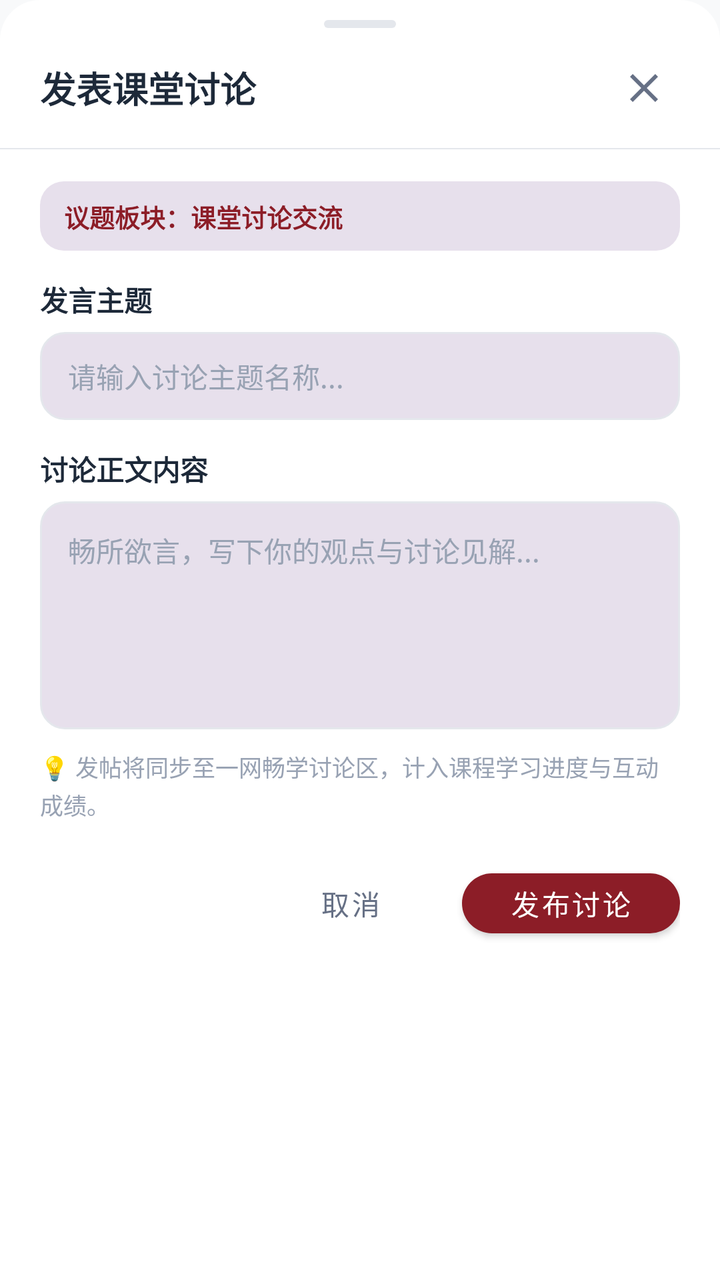
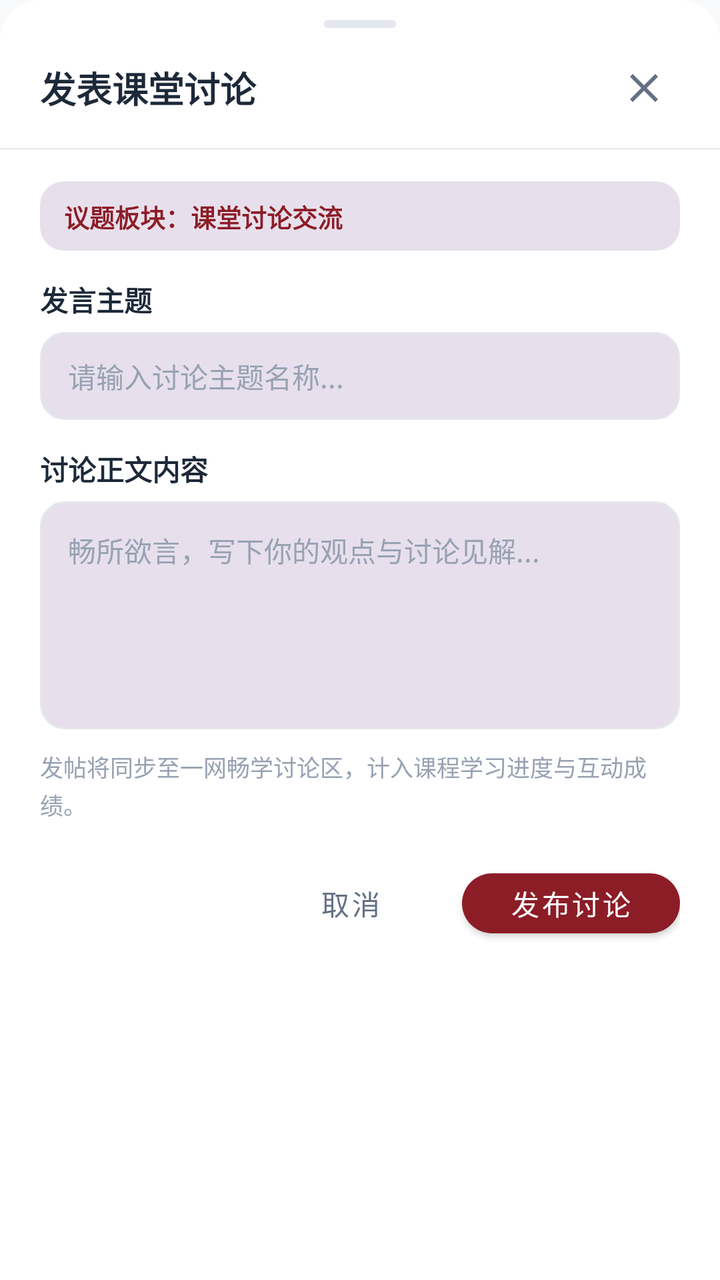

Two renders of the same Android screen: before a commit and after it. Below are the layout's source before the change and the commit's diff.
<!-- AndroidManifest.xml: application theme Theme.UsstJwgl -->
<!-- res/layout/dialog_tronclass_create_topic.xml -->
<?xml version="1.0" encoding="utf-8"?>
<LinearLayout xmlns:android="http://schemas.android.com/apk/res/android"
    xmlns:app="http://schemas.android.com/apk/res-auto"
    xmlns:tools="http://schemas.android.com/tools"
    android:layout_width="match_parent"
    android:layout_height="wrap_content"
    android:orientation="vertical"
    android:background="@drawable/bg_sheet_dialog"
    android:paddingBottom="24dp">

    
    <View
        android:layout_width="36dp"
        android:layout_height="4dp"
        android:layout_gravity="center_horizontal"
        android:layout_marginTop="10dp"
        android:background="@drawable/bg_badge_rounded"
        android:backgroundTint="@color/divider" />

    
    <LinearLayout
        android:layout_width="match_parent"
        android:layout_height="wrap_content"
        android:gravity="center_vertical"
        android:orientation="horizontal"
        android:paddingHorizontal="20dp"
        android:paddingTop="12dp"
        android:paddingBottom="12dp">

        <TextView
            android:id="@+id/tvCreateTopicDialogTitle"
            android:layout_width="0dp"
            android:layout_height="wrap_content"
            android:layout_weight="1"
            android:text="发表课堂讨论"
            android:textColor="@color/text_primary"
            android:textSize="18sp"
            android:textStyle="bold" />

        <ImageButton
            android:id="@+id/btnCreateTopicClose"
            android:layout_width="36dp"
            android:layout_height="36dp"
            android:background="?attr/selectableItemBackgroundBorderless"
            android:contentDescription="关闭"
            android:src="@drawable/ic_close"
            app:tint="@color/text_secondary" />

    </LinearLayout>

    <View
        android:layout_width="match_parent"
        android:layout_height="0.8dp"
        android:background="@color/divider" />

    
    <LinearLayout
        android:layout_width="match_parent"
        android:layout_height="wrap_content"
        android:orientation="vertical"
        android:paddingHorizontal="20dp"
        android:paddingTop="16dp">

        
        <TextView
            android:id="@+id/tvTargetCategoryName"
            android:layout_width="match_parent"
            android:layout_height="wrap_content"
            android:background="@drawable/bg_badge_rounded"
            android:backgroundTint="?attr/colorSurfaceVariant"
            android:paddingHorizontal="12dp"
            android:paddingVertical="8dp"
            android:text="议题板块：课堂讨论交流"
            android:textColor="@color/primary"
            android:textSize="12.5sp"
            android:textStyle="bold" />

        
        <TextView
            android:layout_width="wrap_content"
            android:layout_height="wrap_content"
            android:layout_marginTop="14dp"
            android:text="发言主题"
            android:textColor="@color/text_primary"
            android:textSize="14sp"
            android:textStyle="bold" />

        <EditText
            android:id="@+id/etNewTopicTitle"
            android:layout_width="match_parent"
            android:layout_height="44dp"
            android:layout_marginTop="6dp"
            android:background="@drawable/bg_search_input"
            android:hint="请输入讨论主题名称..."
            android:maxLines="1"
            android:paddingHorizontal="14dp"
            android:textColor="@color/text_primary"
            android:textColorHint="@color/text_tertiary"
            android:textSize="14sp" />

        
        <TextView
            android:layout_width="wrap_content"
            android:layout_height="wrap_content"
            android:layout_marginTop="14dp"
            android:text="讨论正文内容"
            android:textColor="@color/text_primary"
            android:textSize="14sp"
            android:textStyle="bold" />

        <EditText
            android:id="@+id/etNewTopicContent"
            android:layout_width="match_parent"
            android:layout_height="wrap_content"
            android:layout_marginTop="6dp"
            android:background="@drawable/bg_search_input"
            android:gravity="top|start"
            android:hint="畅所欲言，写下你的观点与讨论见解..."
            android:minLines="5"
            android:maxLines="10"
            android:padding="14dp"
            android:textColor="@color/text_primary"
            android:textColorHint="@color/text_tertiary"
            android:textSize="14sp" />

        
        <TextView
            android:layout_width="match_parent"
            android:layout_height="wrap_content"
            android:layout_marginTop="10dp"
            android:lineSpacingExtra="2dp"
            android:text="💡 发帖将同步至一网畅学讨论区，计入课程学习进度与互动成绩。"
            android:textColor="@color/text_tertiary"
            android:textSize="11.5sp" />

        
        <LinearLayout
            android:layout_width="match_parent"
            android:layout_height="wrap_content"
            android:layout_marginTop="20dp"
            android:gravity="end"
            android:orientation="horizontal">

            <com.google.android.material.button.MaterialButton
                android:id="@+id/btnCancelCreateTopic"
                style="@style/Widget.MaterialComponents.Button.TextButton"
                android:layout_width="wrap_content"
                android:layout_height="42dp"
                android:text="取消"
                android:textColor="@color/text_secondary"
                android:textSize="14sp" />

            <com.google.android.material.button.MaterialButton
                android:id="@+id/btnSubmitNewTopic"
                style="@style/Widget.MaterialComponents.Button"
                android:layout_width="wrap_content"
                android:layout_height="42dp"
                android:layout_marginStart="12dp"
                android:paddingHorizontal="24dp"
                android:text="发布讨论"
                android:textColor="@color/on_primary"
                android:textSize="14sp"
                app:cornerRadius="21dp" />

        </LinearLayout>

    </LinearLayout>

</LinearLayout>
<!-- resources referenced by this layout -->
<resources>
  <color name="divider">#E4E7EC</color>
  <color name="on_primary">#FFFFFF</color>
  <color name="primary">#8C1D27</color>
  <color name="text_primary">#1D2939</color>
  <color name="text_secondary">#667085</color>
  <color name="text_tertiary">#98A2B3</color>
  <!-- drawable bg_badge_rounded (drawable) -->
  <?xml version="1.0" encoding="utf-8"?>
  <shape xmlns:android="http://schemas.android.com/apk/res/android"
      android:shape="rectangle">
      <corners android:radius="12dp" />
      <solid android:color="@color/badge_bg" />
  </shape>
  <!-- drawable bg_search_input (drawable) -->
  <?xml version="1.0" encoding="utf-8"?>
  <shape xmlns:android="http://schemas.android.com/apk/res/android"
      android:shape="rectangle">
      <corners android:radius="12dp" />
      <solid android:color="?attr/colorSurfaceVariant" />
      <stroke
          android:width="1dp"
          android:color="@color/border" />
  </shape>
  <!-- drawable bg_sheet_dialog (drawable) -->
  <?xml version="1.0" encoding="utf-8"?>
  <shape xmlns:android="http://schemas.android.com/apk/res/android"
      android:shape="rectangle">
      <solid android:color="@color/surface" />
      <corners
          android:topLeftRadius="20dp"
          android:topRightRadius="20dp"
          android:bottomLeftRadius="0dp"
          android:bottomRightRadius="0dp" />
  </shape>
  <!-- drawable ic_close (drawable) -->
  <vector xmlns:android="http://schemas.android.com/apk/res/android"
      android:width="24dp"
      android:height="24dp"
      android:viewportWidth="24"
      android:viewportHeight="24">
    <path
        android:fillColor="@color/text_primary"
        android:pathData="M19,6.41L17.59,5 12,10.59 6.41,5 5,6.41 10.59,12 5,17.59 6.41,19 12,13.41 17.59,19 19,17.59 13.41,12z"/>
  </vector>
  <style name="Theme.UsstJwgl" parent="Theme.Material3.DayNight.NoActionBar">
          <item name="colorPrimary">@color/primary</item>
          <item name="colorOnPrimary">@color/on_primary</item>
          <item name="colorPrimaryContainer">@color/primary_container</item>
          <item name="colorOnPrimaryContainer">@color/on_primary_container</item>
  
          <item name="colorSecondary">@color/secondary</item>
          <item name="colorSecondaryContainer">@color/secondary_container</item>
          <item name="colorOnSecondaryContainer">@color/on_secondary_container</item>
  
          <item name="android:statusBarColor">@android:color/transparent</item>
          <item name="android:windowLightStatusBar">true</item>
          <item name="android:navigationBarColor">@android:color/transparent</item>
          <item name="android:windowLightNavigationBar" tools:targetApi="o_mr1">true</item>
          <item name="android:windowBackground">@color/background</item>
  
          
          <item name="bottomNavigationStyle">@style/Widget.Material3.BottomNavigationView</item>
  
          
          <item name="materialCardViewStyle">@style/Widget.Material3.CardView.Outlined</item>
          <item name="android:forceDarkAllowed" tools:targetApi="q">false</item>
      </style>
  <color name="badge_bg">#FFDAD8</color>
  <color name="border">#E4E7EC</color>
  <color name="surface">#FFFFFF</color>
  <color name="primary_container">#FFDAD8</color>
  <color name="on_primary_container">#3B080E</color>
  <color name="secondary">#775654</color>
  <color name="secondary_container">#FFDAD7</color>
  <color name="on_secondary_container">#2C1514</color>
  <color name="background">#F8F9FA</color>
</resources>

<!-- the commit's change to res/layout/dialog_tronclass_create_topic.xml (unified diff, before → after) -->
@@ -129,7 +129,7 @@
             android:layout_height="wrap_content"
             android:layout_marginTop="10dp"
             android:lineSpacingExtra="2dp"
-            android:text="💡 发帖将同步至一网畅学讨论区，计入课程学习进度与互动成绩。"
+            android:text="发帖将同步至一网畅学讨论区，计入课程学习进度与互动成绩。"
             android:textColor="@color/text_tertiary"
             android:textSize="11.5sp" />
 
